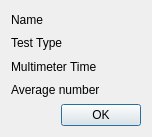
Old version of the form zerodetails.ui in the repository froque/AeroIST.
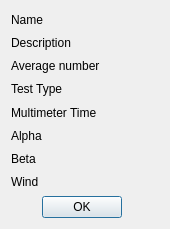
New version of the form.

Commit message: added setpoint for alpha, beta and wind in both models

```diff
--- a/zerodetails.ui
+++ b/zerodetails.ui
@@ -6,29 +6,57 @@
    <rect>
     <x>0</x>
     <y>0</y>
-    <width>152</width>
-    <height>137</height>
+    <width>170</width>
+    <height>229</height>
    </rect>
   </property>
   <property name="windowTitle">
    <string>Measurement Details</string>
   </property>
   <layout class="QGridLayout" name="gridLayout">
-   <item row="0" column="0">
-    <widget class="QLabel" name="labelViewName">
+   <item row="7" column="0">
+    <widget class="QLabel" name="labelViewAlpha">
      <property name="text">
-      <string>Name</string>
+      <string>Alpha</string>
      </property>
     </widget>
    </item>
-   <item row="2" column="0">
-    <widget class="QLabel" name="labelViewMatrix">
+   <item row="7" column="5">
+    <widget class="QLabel" name="labelAlpha">
      <property name="text">
-      <string>Test Type</string>
+      <string/>
      </property>
     </widget>
    </item>
-   <item row="5" column="0" colspan="3">
+   <item row="8" column="0" colspan="5">
+    <widget class="QLabel" name="labelViewBeta">
+     <property name="text">
+      <string>Beta</string>
+     </property>
+    </widget>
+   </item>
+   <item row="8" column="5">
+    <widget class="QLabel" name="labelBeta">
+     <property name="text">
+      <string/>
+     </property>
+    </widget>
+   </item>
+   <item row="9" column="0" colspan="5">
+    <widget class="QLabel" name="labelViewWind">
+     <property name="text">
+      <string>Wind</string>
+     </property>
+    </widget>
+   </item>
+   <item row="9" column="5">
+    <widget class="QLabel" name="labelWind">
+     <property name="text">
+      <string/>
+     </property>
+    </widget>
+   </item>
+   <item row="10" column="0">
     <widget class="QDialogButtonBox" name="buttonBox">
      <property name="orientation">
       <enum>Qt::Horizontal</enum>
@@ -38,31 +66,17 @@
      </property>
     </widget>
    </item>
-   <item row="0" column="1">
-    <widget class="QLabel" name="labelName">
+   <item row="0" column="0">
+    <widget class="QLabel" name="labelViewName">
      <property name="text">
-      <string/>
+      <string>Name</string>
      </property>
     </widget>
    </item>
-   <item row="3" column="0">
-    <widget class="QLabel" name="labelViewMultimeter">
+   <item row="1" column="0">
+    <widget class="QLabel" name="labelViewDescription">
      <property name="text">
-      <string>Multimeter Time</string>
-     </property>
-    </widget>
-   </item>
-   <item row="2" column="1">
-    <widget class="QLabel" name="labelMatrix">
-     <property name="text">
-      <string/>
-     </property>
-    </widget>
-   </item>
-   <item row="3" column="1">
-    <widget class="QLabel" name="labelMultimeter">
-     <property name="text">
-      <string/>
+      <string>Description</string>
      </property>
     </widget>
    </item>
@@ -73,7 +87,49 @@
      </property>
     </widget>
    </item>
-   <item row="4" column="1">
+   <item row="5" column="0">
+    <widget class="QLabel" name="labelViewMatrix">
+     <property name="text">
+      <string>Test Type</string>
+     </property>
+    </widget>
+   </item>
+   <item row="6" column="0">
+    <widget class="QLabel" name="labelViewMultimeter">
+     <property name="text">
+      <string>Multimeter Time</string>
+     </property>
+    </widget>
+   </item>
+   <item row="0" column="5">
+    <widget class="QLabel" name="labelName">
+     <property name="text">
+      <string/>
+     </property>
+    </widget>
+   </item>
+   <item row="1" column="5">
+    <widget class="QLabel" name="labelDescription">
+     <property name="text">
+      <string/>
+     </property>
+    </widget>
+   </item>
+   <item row="6" column="5">
+    <widget class="QLabel" name="labelMultimeter">
+     <property name="text">
+      <string/>
+     </property>
+    </widget>
+   </item>
+   <item row="5" column="5">
+    <widget class="QLabel" name="labelMatrix">
+     <property name="text">
+      <string/>
+     </property>
+    </widget>
+   </item>
+   <item row="4" column="5">
     <widget class="QLabel" name="labelAverage">
      <property name="text">
       <string/>
```
The commit also changes 14 other files.
